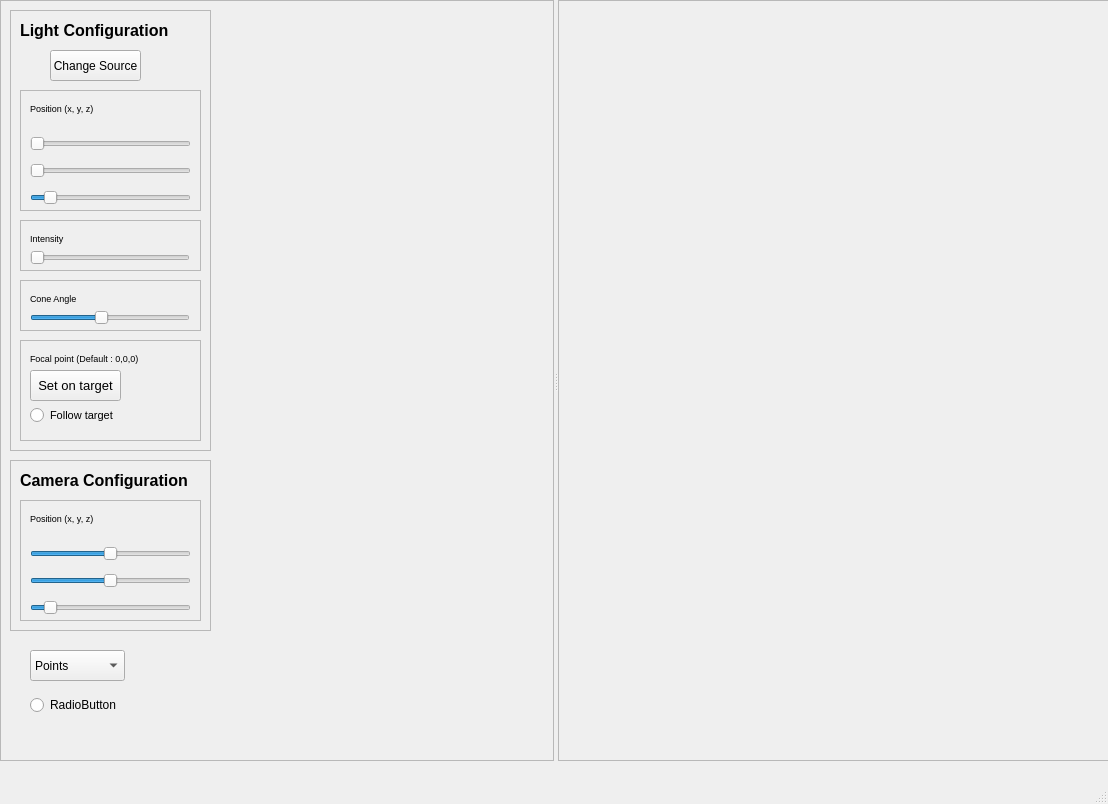
This is Mini_app_Qt_VTK.ui in Aympab/raytracing-vtk-pyqt as Qt 5 draws it before an edit. The edited form follows.
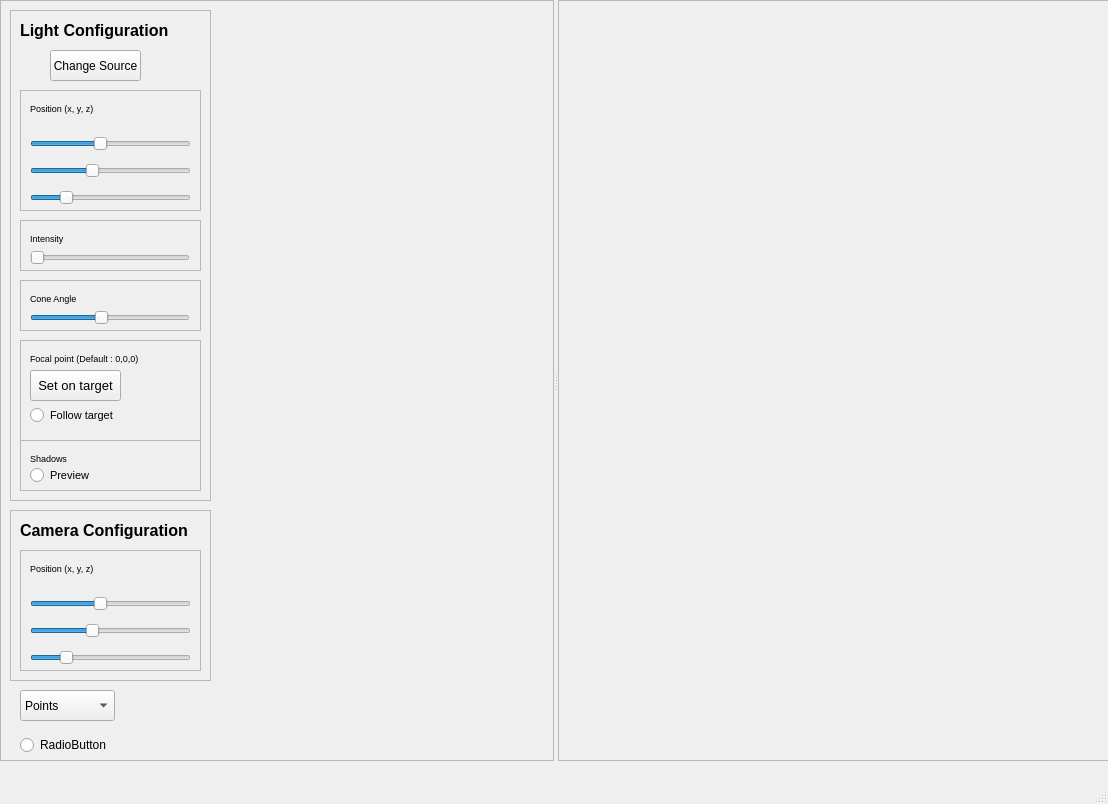
This is the edited form.

Commit message: can choose to preview shadows or not

```diff
--- a/Mini_app_Qt_VTK.ui
+++ b/Mini_app_Qt_VTK.ui
@@ -54,8 +54,8 @@
      <widget class="QRadioButton" name="radioButton">
       <property name="geometry">
        <rect>
-        <x>30</x>
-        <y>690</y>
+        <x>20</x>
+        <y>730</y>
         <width>131</width>
         <height>30</height>
        </rect>
@@ -67,8 +67,8 @@
      <widget class="QComboBox" name="comboBox">
       <property name="geometry">
        <rect>
-        <x>30</x>
-        <y>650</y>
+        <x>20</x>
+        <y>690</y>
         <width>95</width>
         <height>31</height>
        </rect>
@@ -95,7 +95,7 @@
         <x>10</x>
         <y>10</y>
         <width>201</width>
-        <height>441</height>
+        <height>491</height>
        </rect>
       </property>
       <property name="frameShape">
@@ -169,8 +169,11 @@
         <layout class="QVBoxLayout" name="verticalLayout">
          <item>
           <widget class="QSlider" name="lightPos_x">
+           <property name="minimum">
+            <number>-300</number>
+           </property>
            <property name="maximum">
-            <number>999</number>
+            <number>400</number>
            </property>
            <property name="singleStep">
             <number>5</number>
@@ -185,8 +188,11 @@
          </item>
          <item>
           <widget class="QSlider" name="lightPos_y">
+           <property name="minimum">
+            <number>-300</number>
+           </property>
            <property name="maximum">
-            <number>999</number>
+            <number>500</number>
            </property>
            <property name="singleStep">
             <number>5</number>
@@ -205,7 +211,7 @@
             <number>-100</number>
            </property>
            <property name="maximum">
-            <number>999</number>
+            <number>400</number>
            </property>
            <property name="singleStep">
             <number>5</number>
@@ -424,12 +430,64 @@
         <bool>false</bool>
        </property>
       </widget>
+      <widget class="QFrame" name="frame_9">
+       <property name="geometry">
+        <rect>
+         <x>10</x>
+         <y>430</y>
+         <width>181</width>
+         <height>51</height>
+        </rect>
+       </property>
+       <property name="frameShape">
+        <enum>QFrame::StyledPanel</enum>
+       </property>
+       <property name="frameShadow">
+        <enum>QFrame::Raised</enum>
+       </property>
+       <widget class="QLabel" name="label_8">
+        <property name="geometry">
+         <rect>
+          <x>10</x>
+          <y>10</y>
+          <width>61</width>
+          <height>16</height>
+         </rect>
+        </property>
+        <property name="font">
+         <font>
+          <pointsize>7</pointsize>
+         </font>
+        </property>
+        <property name="text">
+         <string>Shadows</string>
+        </property>
+       </widget>
+       <widget class="QRadioButton" name="rb_PreviewShadows">
+        <property name="geometry">
+         <rect>
+          <x>10</x>
+          <y>20</y>
+          <width>101</width>
+          <height>30</height>
+         </rect>
+        </property>
+        <property name="font">
+         <font>
+          <pointsize>8</pointsize>
+         </font>
+        </property>
+        <property name="text">
+         <string>Preview</string>
+        </property>
+       </widget>
+      </widget>
      </widget>
      <widget class="QFrame" name="frame_7">
       <property name="geometry">
        <rect>
         <x>10</x>
-        <y>460</y>
+        <y>510</y>
         <width>201</width>
         <height>171</height>
        </rect>
@@ -506,10 +564,10 @@
          <item>
           <widget class="QSlider" name="cameraPos_x">
            <property name="minimum">
-            <number>-500</number>
+            <number>-300</number>
            </property>
            <property name="maximum">
-            <number>500</number>
+            <number>400</number>
            </property>
            <property name="singleStep">
             <number>5</number>
@@ -525,7 +583,7 @@
          <item>
           <widget class="QSlider" name="cameraPos_y">
            <property name="minimum">
-            <number>-500</number>
+            <number>-300</number>
            </property>
            <property name="maximum">
             <number>500</number>
@@ -547,7 +605,7 @@
             <number>-100</number>
            </property>
            <property name="maximum">
-            <number>999</number>
+            <number>400</number>
            </property>
            <property name="singleStep">
             <number>5</number>
```
The commit also changes 3 other files.
